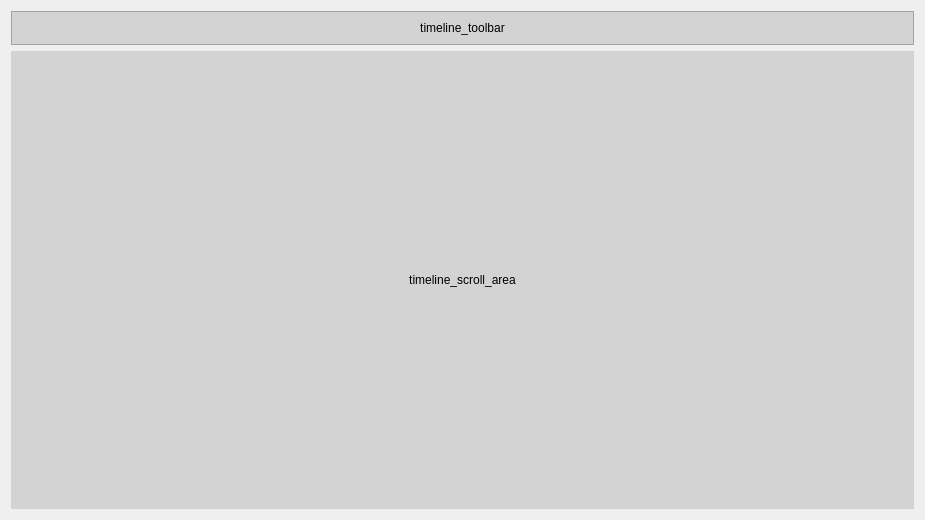
Qt form code/src/main/resources/base/ui/timeline_view.ui (felixdittrich92/mission-uncuttable) before a commit.
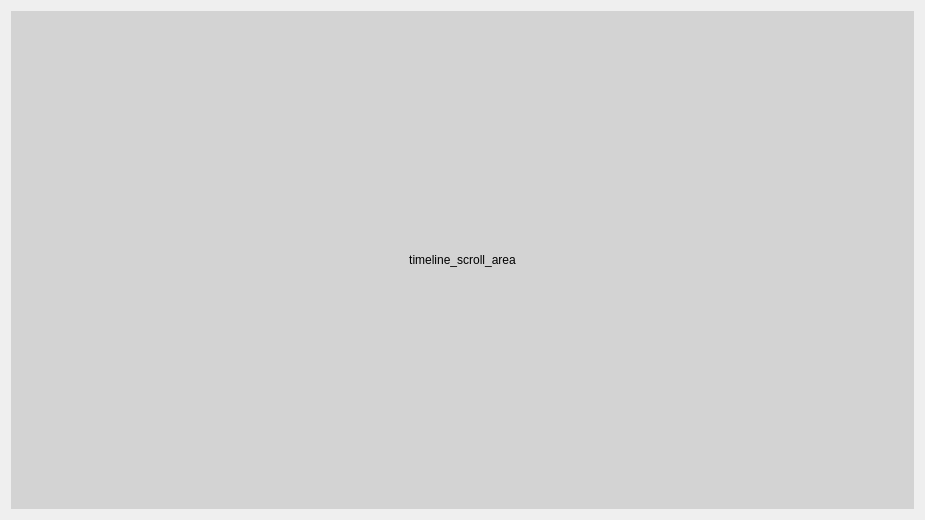
The same form after that commit.

Commit message: #330 Remove Toolbar from TimelineView

```diff
--- a/code/src/main/resources/base/ui/timeline_view.ui
+++ b/code/src/main/resources/base/ui/timeline_view.ui
@@ -20,37 +20,6 @@
    <string>Form</string>
   </property>
   <layout class="QVBoxLayout" name="verticalLayout">
-   <item>
-    <widget class="QFrame" name="timeline_toolbar">
-     <property name="sizePolicy">
-      <sizepolicy hsizetype="Expanding" vsizetype="Preferred">
-       <horstretch>0</horstretch>
-       <verstretch>0</verstretch>
-      </sizepolicy>
-     </property>
-     <property name="styleSheet">
-      <string notr="true">background-color: lightgray</string>
-     </property>
-     <property name="frameShape">
-      <enum>QFrame::StyledPanel</enum>
-     </property>
-     <property name="frameShadow">
-      <enum>QFrame::Raised</enum>
-     </property>
-     <layout class="QHBoxLayout" name="horizontalLayout">
-      <item>
-       <widget class="QLabel" name="timeline_toolbar_namelabel">
-        <property name="text">
-         <string>timeline_toolbar</string>
-        </property>
-        <property name="alignment">
-         <set>Qt::AlignCenter</set>
-        </property>
-       </widget>
-      </item>
-     </layout>
-    </widget>
-   </item>
    <item>
     <widget class="QWidget" name="timeline_scroll_area" native="true">
      <property name="sizePolicy">
```
The commit also changes 1 other file.
